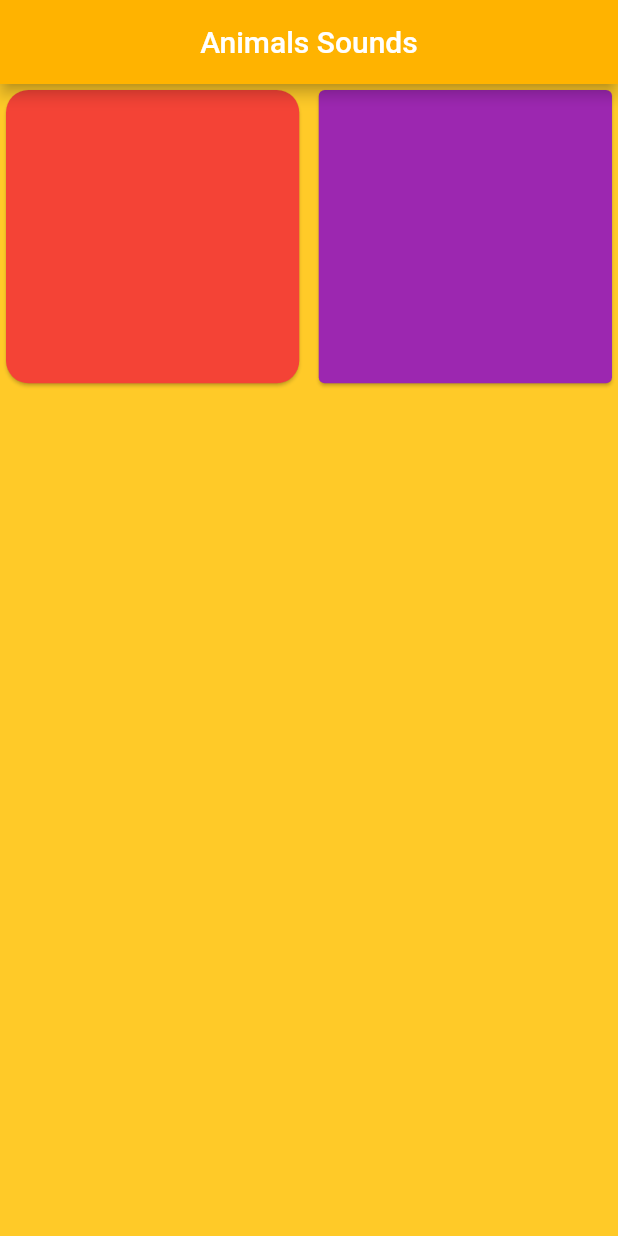
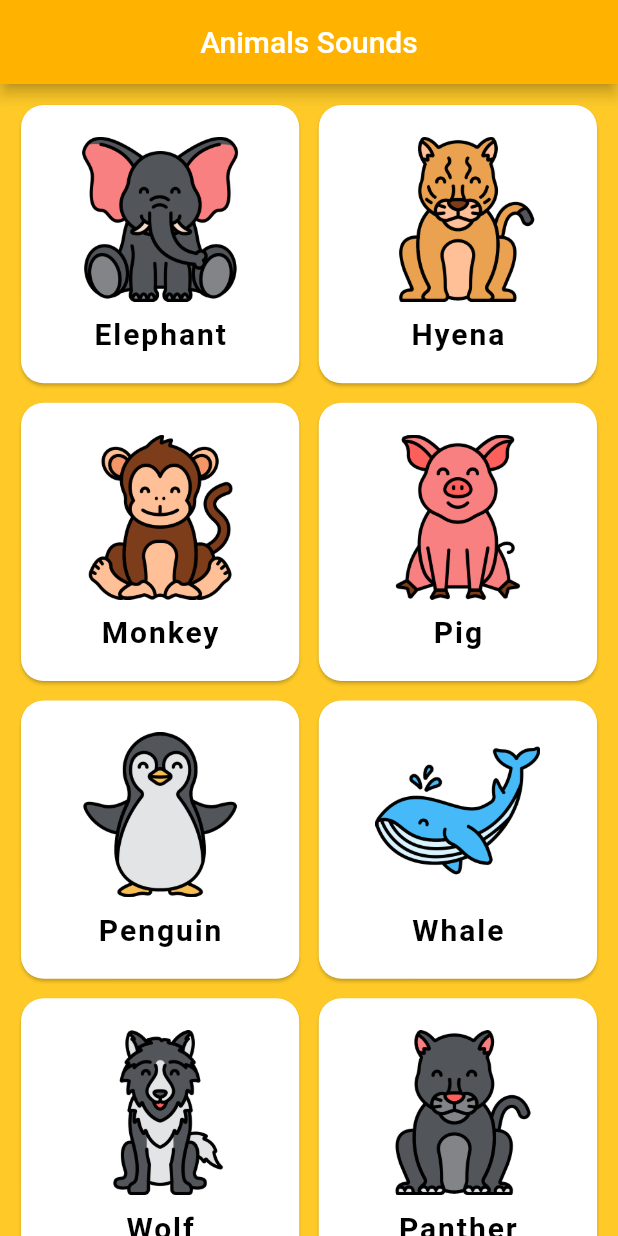
Before and after one commit to wahbi-baklouti7/Animals-Sounds, a Flutter app: the screen it shows after launch, on a phone screen of 412 x 824 dp. Run offline on Flutter 3.47's test engine with Material 2 defaults, Android fonts, the light colour scheme and no system bars; our stand-ins replace assets_audio_player.

Commit message:
add functionality into app

```diff
--- a/lib/home_screen.dart
+++ b/lib/home_screen.dart
@@ -1,4 +1,5 @@
 import 'package:flutter/material.dart';
+import 'package:assets_audio_player/assets_audio_player.dart';
 
 class HomeScreen extends StatefulWidget {
   @override
@@ -6,6 +7,43 @@ class HomeScreen extends StatefulWidget {
 }
 
 class _HomeScreenState extends State<HomeScreen> {
+
+  Card animalCard(String animalName) {
+    return Card(
+      shape: RoundedRectangleBorder(borderRadius: BorderRadius.circular(15)),
+      color: Colors.white,
+      child: Column(mainAxisAlignment: MainAxisAlignment.center, children: [
+        FlatButton(
+          onPressed: () {
+            animalSound(animalName);
+          },
+          child: Image.asset(
+            "assets/images/$animalName.png",
+            height: 110,
+          ),
+        ),
+        SizedBox(
+          height: 10,
+        ),
+        Text(
+          animalName,
+          style: TextStyle(
+              color: Colors.black,
+              fontSize: 20,
+              fontWeight: FontWeight.bold,
+              letterSpacing: 1.3),
+        )
+      ]),
+    );
+  }
+
+  void animalSound(String animalName) {
+    final player = AssetsAudioPlayer();
+    player.open(
+      Audio("assets/sounds/$animalName.mp3"),
+    );
+  }
+
   @override
   Widget build(BuildContext context) {
     return Scaffold(
@@ -16,13 +54,20 @@ class _HomeScreenState extends State<HomeScreen> {
           backgroundColor: Colors.amber[600],
         ),
         body: GridView.count(
+          primary: true,
           crossAxisCount: 2,
           crossAxisSpacing: 5,
           mainAxisSpacing: 5,
+          padding: EdgeInsets.all(10),
           children: [
-            Card(shape:RoundedRectangleBorder(borderRadius: BorderRadius.circular(15)),
-              color: Colors.red,),
-            Card(color: Colors.purple,)
+            animalCard("Elephant"),
+            animalCard("Hyena"),
+            animalCard("Monkey"),
+            animalCard("Pig"),
+            animalCard("Penguin"),
+            animalCard("Whale"),
+            animalCard("Wolf"),
+            animalCard("Panther"),
           ],
         ));
   }
--- a/pubspec.yaml
+++ b/pubspec.yaml
@@ -24,9 +24,7 @@ dependencies:
   flutter:
     sdk: flutter
 
-
-  # The following adds the Cupertino Icons font to your application.
-  # Use with the CupertinoIcons class for iOS style icons.
+  assets_audio_player: ^3.0.3+2
   cupertino_icons: ^1.0.2
 
 dev_dependencies:
```
Also changed, not shown: pubspec.lock, 3 other files.
